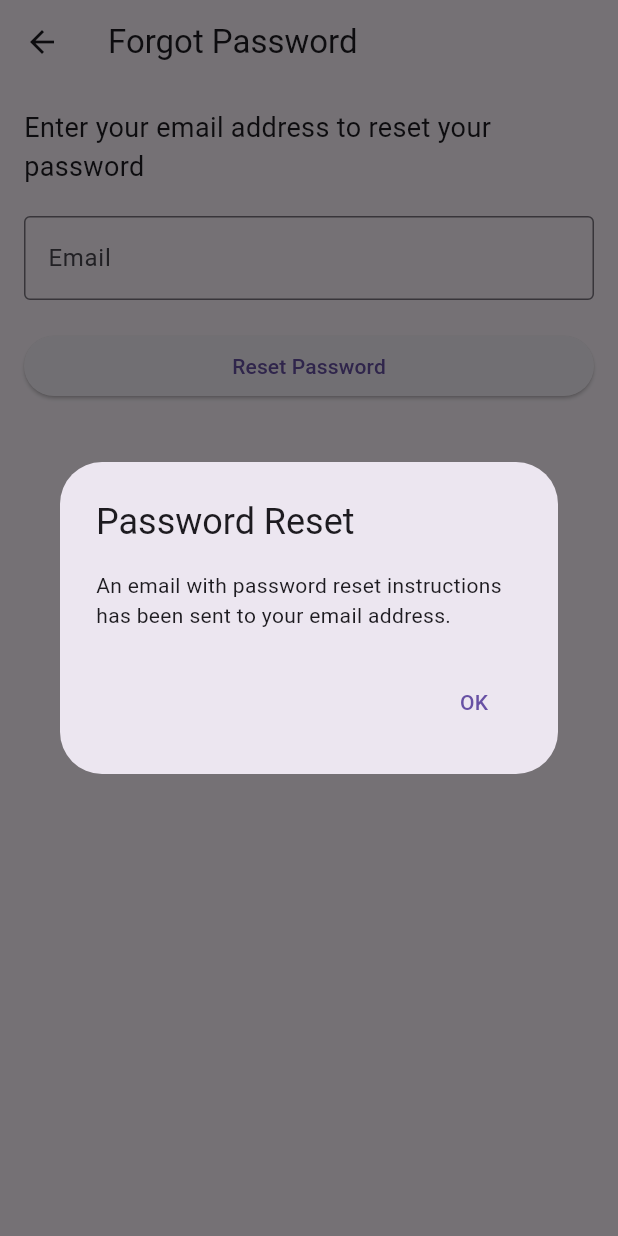
After one commit to muhammadspace/homeshare, a Flutter app: the ForgotPasswordPage screen opened directly, after a tap on "Reset Password", on a phone screen of 412 x 824 dp. The commit adds this screen. Run offline on Flutter 3.47's test engine with Material 3 defaults, Android fonts, the light colour scheme and no system bars; our stand-ins replace cached_network_image, decimal, image_picker, jwt_decoder, shared_preferences; accounts and stored records are empty; network calls fail.

Commit message:
last update frontend

```diff
--- a/frontend/my_graduation_project/lib/config.dart
+++ b/frontend/my_graduation_project/lib/config.dart
@@ -1,5 +1,5 @@
 import 'package:http/http.dart' as http;
-final url = 'http://192.168.1.95:3000/';
+final url = 'http://192.168.1.8:3000/';
 //final url = 'https://homeshare-o76b.onrender.com/';
 final registration = url + "registration";
 final loginuri = url + "login";
@@ -8,3 +8,4 @@ final seeker =url +"recommend/seeker";
 final profileuri = url+"GET /user/:id";
 final apturi = url+"apt";
 final userdataurl = url+"user";
+final updprourl = url+"profile";
--- /dev/null
+++ b/frontend/my_graduation_project/lib/forgetpassword.dart
@@ -0,0 +1,55 @@
+import 'package:flutter/material.dart';
+
+class ForgotPasswordPage extends StatelessWidget {
+  @override
+  Widget build(BuildContext context) {
+    return Scaffold(
+      appBar: AppBar(
+        title: Text('Forgot Password'),
+      ),
+      body: Padding(
+        padding: const EdgeInsets.all(16.0),
+        child: Column(
+          crossAxisAlignment: CrossAxisAlignment.stretch,
+          children: [
+            Text(
+              'Enter your email address to reset your password',
+              style: TextStyle(fontSize: 18),
+            ),
+            SizedBox(height: 20),
+            TextField(
+              decoration: InputDecoration(
+                labelText: 'Email',
+                border: OutlineInputBorder(),
+              ),
+            ),
+            SizedBox(height: 20),
+            ElevatedButton(
+              onPressed: () {
+                // Handle sending password reset email
+                showDialog(
+                  context: context,
+                  builder: (BuildContext context) {
+                    return AlertDialog(
+                      title: Text('Password Reset'),
+                      content: Text('An email with password reset instructions has been sent to your email address.'),
+                      actions: [
+                        TextButton(
+                          onPressed: () {
+                            Navigator.pop(context);
+                          },
+                          child: Text('OK'),
+                        ),
+                      ],
+                    );
+                  },
+                );
+              },
+              child: Text('Reset Password'),
+            ),
+          ],
+        ),
+      ),
+    );
+  }
+}
--- a/frontend/my_graduation_project/lib/home.dart
+++ b/frontend/my_graduation_project/lib/home.dart
@@ -31,7 +31,7 @@ class HomeScreen extends StatelessWidget {
 
     final String idt = id["id"] ;
     //final String tokent = token["token"];
-    final apiUrl = 'http://192.168.1.95:3000/user/$idt' ; // Replace with your actual API URL
+    final apiUrl = 'http://192.168.1.8:3000/user/$idt' ; // Replace with your actual API URL
     //final dataurl = userdataurl + '$idt' ;
     final response = await http.get(
       Uri.parse(apiUrl),
@@ -80,10 +80,9 @@ class HomeScreen extends StatelessWidget {
             icon: Icon(Icons.person),
             onPressed: () async{
               await userdata(Token, id);
-
               Navigator.push(
                 context ,
-                MaterialPageRoute(builder: (context) => ProfilePage(name:'$name', DOB: DOB,job: job,gender: gender,type: type,interests: interests,traits:traits )),
+                MaterialPageRoute(builder: (context) => ProfilePage(name:'$name', DOB: DOB,job: job,gender: gender,type: type,interests: interests,traits:traits,token:Token )),
               );
 
             },
--- a/frontend/my_graduation_project/lib/login.dart
+++ b/frontend/my_graduation_project/lib/login.dart
@@ -7,6 +7,7 @@ import 'config.dart';
 import 'package:my_graduation_project/home.dart';
 import 'test.dart';
 import 'package:jwt_decoder/jwt_decoder.dart';
+import 'forgetpassword.dart';
 class SignInPage extends StatefulWidget {
   @override
   _SignInPageState createState() => _SignInPageState();
@@ -15,32 +16,7 @@ class _SignInPageState extends State<SignInPage> {
   TextEditingController emailController = TextEditingController();
   TextEditingController passwordController = TextEditingController();
   bool _isNotValidate = false;
-  //late SharedPreferences prefs;
-  @override
-  /*void initState() {
-    // TODO: implement initState
-    super.initState();
-    initSharedPref();
-  }
-  void initSharedPref() async{
-    prefs = await SharedPreferences.getInstance();
-  }*/
-  //void login() async {
-    /*login() async{
 
-      try {
-        final email = emailController.text;
-        final password =passwordController.text;
-        loginUser(email, password).then((result){
-          final token = result['token'];
-          final id = result['id'];
-        });
-        print('Token: $token');
-        return (JwtDecodeToken,id);
-      } catch (e) {
-        print('Error: $e');
-      }
-  }*/
 
   @override
   Widget build(BuildContext context) {
@@ -121,12 +97,6 @@ class _SignInPageState extends State<SignInPage> {
                 MaterialPageRoute(builder: (context) => HomeScreen(Token:token,id:id)),
               );
             });
-           /* var id = login("id");
-            var mytoken = token ;
-            Navigator.push(
-                context,
-                MaterialPageRoute(builder: (context) => HomeScreen(Token:mytoken,id:id)),
-            );*/
           },
           style: ElevatedButton.styleFrom(
             shape: const StadiumBorder(),
@@ -144,7 +114,12 @@ class _SignInPageState extends State<SignInPage> {
 
   Widget _forgotPassword() {
     return TextButton(
-      onPressed: () {},
+      onPressed: () {
+        Navigator.push(
+          context,
+          MaterialPageRoute(builder: (context) => ForgotPasswordPage()),
+        );
+      },
       child: const Text(
         "Forgot password?",
         style: TextStyle(color: Colors.orange),
--- a/frontend/my_graduation_project/lib/sinup.dart
+++ b/frontend/my_graduation_project/lib/sinup.dart
@@ -4,6 +4,7 @@ import 'package:http/http.dart' as http;
 import 'config.dart';
 import 'login.dart';
 import 'profilePhoto.dart';
+
 
 class SignupPage extends StatefulWidget {
   const SignupPage({Key? key}) : super(key: key);
@@ -18,26 +19,7 @@ class _SignupPageState extends State<SignupPage> {
   TextEditingController _passwordController = TextEditingController();
   TextEditingController _confirmPasswordController = TextEditingController();
 
-  /*Future<Map<String, dynamic>> _registerUser(
-      String email, String password, String username, String confirmPassword) async {
-    final response = await http.post(
-      Uri.parse(registration),
-      body: json.encode({
-        'username': username,
-        'email': email,
-        'password': password,
-      }),
-      headers: {'Content-Type': 'application/json'},
-    );
 
-    if (response.statusCode == 200) {
-      final data = json.decode(response.body);
-      return {'status': true, 'message': data['message']};
-    } else {
-      final data = json.decode(response.body);
-      return {'status': false, 'message': data['message']};
-    }
-  }*/
 
   @override
   Widget build(BuildContext context) {
--- a/frontend/my_graduation_project/lib/userata.dart
+++ b/frontend/my_graduation_project/lib/userata.dart
@@ -9,7 +9,7 @@ import 'package:my_graduation_project/config.dart';
 Future<String> userdata(String token, Map<String, dynamic> id) async {
    final String idt = id["id"] ;
    //final String tokent = token["token"];
-  final apiUrl = 'http://192.168.1.95:3000/user/$idt' ; // Replace with your actual API URL
+  final apiUrl = 'http://192.168.1.8:3000/user/$idt' ; // Replace with your actual API URL
   //final dataurl = userdataurl + '$idt' ;
   final response = await http.get(
     Uri.parse(apiUrl),
--- a/frontend/my_graduation_project/pubspec.yaml
+++ b/frontend/my_graduation_project/pubspec.yaml
@@ -35,7 +35,7 @@ dependencies:
   http:
   shared_preferences:
   jwt_decoder:
-
+  decimal: ^2.3.3
 
 
   # The following adds the Cupertino Icons font to your application.
```
Also changed, not shown: frontend/my_graduation_project/lib/ProfilePage.dart (+5 -3 lines), frontend/my_graduation_project/lib/editprofile.dart (added, +364 -0 lines), frontend/my_graduation_project/lib/recommendationsystem.dart (added, +74 -0 lines), frontend/my_graduation_project/pubspec.lock.
